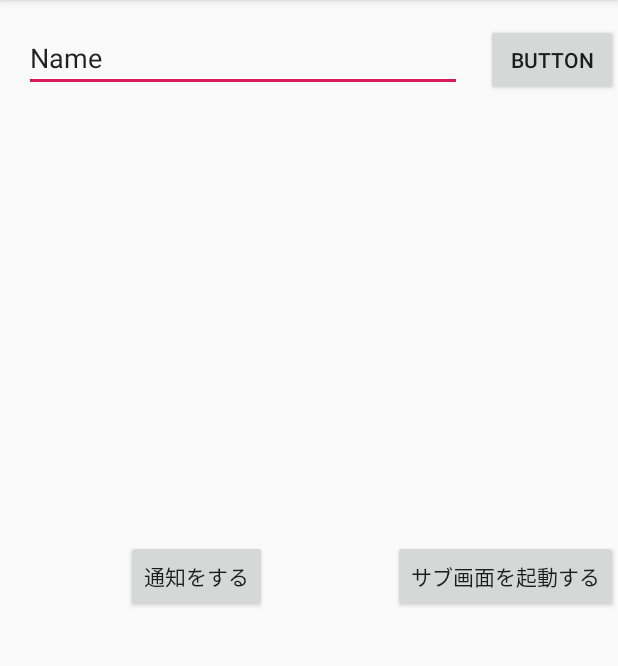
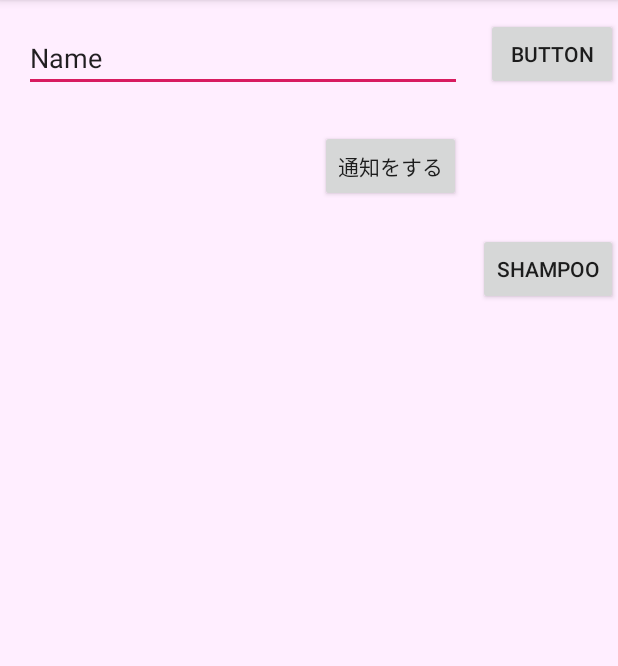
Before and after one commit to shiawase375/MyFirstApp-master-4, an Android app: the screen it shows after launch (MainActivity), on a phone screen of 412 x 824 dp, the part 84-750 px from its top. Run offline under Robolectric (Android 15) with nearby library versions, the phone set to English and light mode, and no system bars.

```diff
--- a/app/src/main/res/layout/activity_main.xml
+++ b/app/src/main/res/layout/activity_main.xml
@@ -4,6 +4,7 @@
     xmlns:tools="http://schemas.android.com/tools"
     android:layout_width="match_parent"
     android:layout_height="match_parent"
+    android:background="#fef"
     tools:context=".MainActivity">
 
     <EditText
@@ -27,7 +28,7 @@
         android:layout_height="wrap_content"
         android:layout_marginStart="16dp"
         android:layout_marginLeft="16dp"
-        android:layout_marginTop="16dp"
+        android:layout_marginTop="12dp"
         android:onClick="sendMessage"
         android:text="Button"
         app:layout_constraintEnd_toEndOf="parent"
@@ -43,18 +44,20 @@
         app:layout_constraintBottom_toBottomOf="parent"
         app:layout_constraintEnd_toEndOf="parent"
         app:layout_constraintEnd_toStartOf="@+id/button2"
-        app:layout_constraintHorizontal_bias="0.5"
+        app:layout_constraintHorizontal_bias="0.949"
         app:layout_constraintStart_toStartOf="parent"
-        app:layout_constraintTop_toTopOf="parent" />
+        app:layout_constraintTop_toTopOf="parent"
+        app:layout_constraintVertical_bias="0.12" />
 
     <Button
         android:id="@+id/button2"
         android:layout_width="wrap_content"
         android:layout_height="wrap_content"
-        android:text="サブ画面を起動する"
+        android:text="shampoo"
         app:layout_constraintBottom_toBottomOf="parent"
         app:layout_constraintEnd_toEndOf="parent"
         app:layout_constraintHorizontal_bias="1.0"
         app:layout_constraintStart_toEndOf="@+id/button"
-        app:layout_constraintTop_toTopOf="parent" />
+        app:layout_constraintTop_toTopOf="parent"
+        app:layout_constraintVertical_bias="0.216" />
 </androidx.constraintlayout.widget.ConstraintLayout>
```
